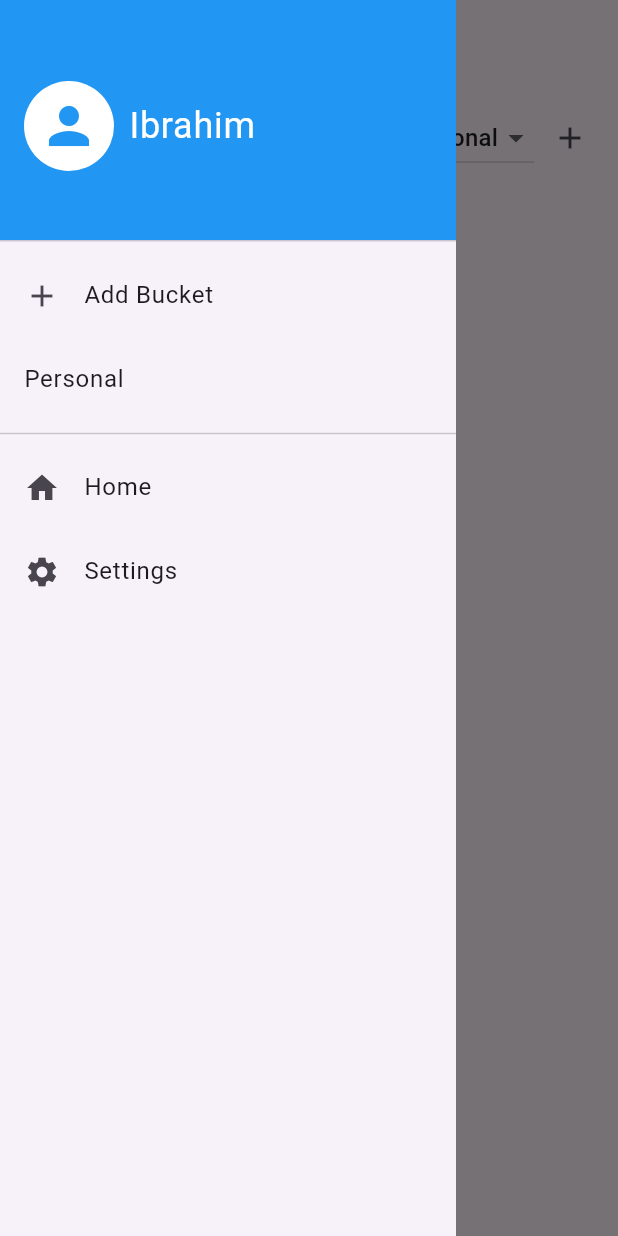
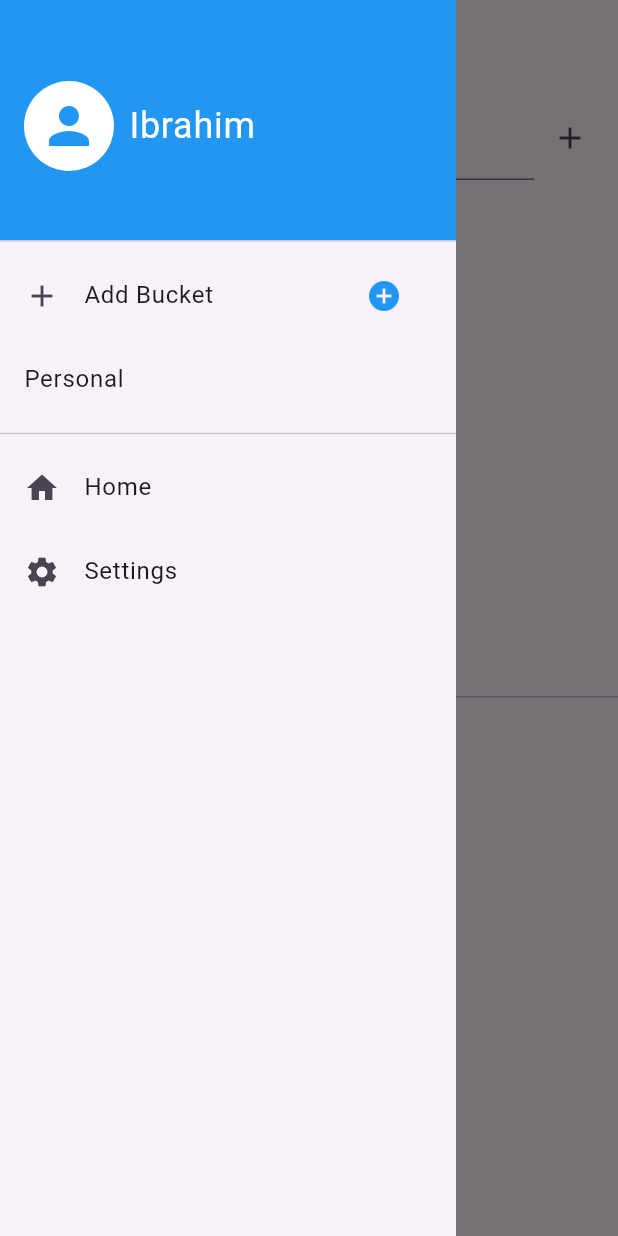
Before and after one commit to Chentiwuni/todo, a Flutter app: the screen it shows after launch, with the side drawer open, on a phone screen of 412 x 824 dp. Run offline on Flutter 3.47's test engine with Material 3 defaults, Android fonts, the phone set to English and light mode, and no system bars; our stand-ins replace hive, hive_flutter; accounts and stored records are empty.

Commit message:
added reordering, moved category management to side drawer.

```diff
--- a/lib/screens/home_screen.dart
+++ b/lib/screens/home_screen.dart
@@ -38,51 +38,6 @@ class _HomeScreenState extends State<HomeScreen> {
   void _deleteTask(int index) {
     _taskBox.deleteAt(index);
     setState(() {});
-  }
-
-  void _showAddCategoryDialog(BuildContext buildContext) {
-    TextEditingController categoryController = TextEditingController();
-    showDialog(
-      context: context,
-      builder: (context) {
-        return AlertDialog(
-          title: const Text("Add New Category"),
-          content: TextField(
-            controller: categoryController,
-            decoration: const InputDecoration(hintText: "Enter category name"),
-          ),
-          actions: [
-            TextButton(
-              onPressed: () => Navigator.pop(context),
-              child: const Text("Cancel"),
-            ),
-            TextButton(
-              onPressed: () {
-                String newCategory = categoryController.text.trim();
-                if (newCategory.isNotEmpty && !_categoryBox.values.contains(newCategory)) {
-                  _categoryBox.add(newCategory);
-                  setState(() {});
-                }
-                Navigator.pop(context);
-              },
-              child: const Text("Add"),
-            ),
-          ],
-        );
-      },
-    );
-  }
-
-  void _deleteCategory(String category) {
-    if (category != 'Personal') {
-      var index = _categoryBox.values.toList().indexOf(category);
-      if (index != -1) {
-        _categoryBox.deleteAt(index);
-        setState(() {
-          if (_selectedCategory == category) _selectedCategory = 'Personal';
-        });
-      }
-    }
   }
 
   void _showTaskNoteEditor(int index) {
@@ -138,11 +93,41 @@ class _HomeScreenState extends State<HomeScreen> {
   );
 }
 
+  List<Task> _getFilteredTasks() {
+    List<Task> tasks = _taskBox.values.where((task) => task.category == _selectedCategory).toList();
+
+    List<Task> uncompletedTasks = tasks.where((task) => !task.isCompleted).toList();
+    List<Task> completedTasks = tasks.where((task) => task.isCompleted).toList();
+
+    return [...uncompletedTasks, ...completedTasks]; // Uncompleted first, completed last
+  }
+
+  void _reorderTasks(int oldIndex, int newIndex) {
+    List<Task> tasks = _getFilteredTasks();
+
+    // Ignore completed tasks, only reorder uncompleted ones
+    int uncompletedCount = tasks.where((task) => !task.isCompleted).length;
+    if (oldIndex >= uncompletedCount || newIndex >= uncompletedCount) return;
+
+    Task movedTask = tasks.removeAt(oldIndex);
+    tasks.insert(newIndex, movedTask);
+
+    // Save reordered tasks back to Hive
+    for (int i = 0; i < tasks.length; i++) {
+      _taskBox.putAt(i, tasks[i]);
+    }
+
+    setState(() {});
+  }
+
 
   @override
   Widget build(BuildContext context) {
     return Scaffold(
-      appBar: AppBar(title: const Text("To-Do List")),
+      appBar: AppBar(title: Center(child: Text(" $_selectedCategory", style: const TextStyle(
+        color: Colors.blue, fontWeight: FontWeight.bold,
+      ),
+      ),),),
       drawer: Drawer(
         shape: const RoundedRectangleBorder(
           borderRadius: BorderRadius.zero,
@@ -166,10 +151,42 @@ class _HomeScreenState extends State<HomeScreen> {
             ),
             ListTile(
               leading: const Icon(Icons.add),
-              title: const Text('Add Bucket'),
-              onTap: () {
-                _showAddCategoryDialog(context);
+              title: const Text("Add Bucket"),
+              trailing: IconButton(
+                icon: const Icon(Icons.add_circle, color: Colors.blue),
+                onPressed: () {
+                  TextEditingController categoryController = TextEditingController();
+                  showDialog(
+                    context: context,
+                    builder: (context) {
+                      return AlertDialog(
+                        title: const Text("Add New Category"),
+                        content: TextField(
+                          controller: categoryController,
+                          decoration: const InputDecoration(hintText: "Enter category name"),
+                        ),
+                        actions: [
+                          TextButton(
+                            onPressed: () => Navigator.pop(context),
+                            child: const Text("Cancel"),
+                          ),
+                          TextButton(
+                            onPressed: () {
+                              String newCategory = categoryController.text.trim();
+                              if (newCategory.isNotEmpty && !_categoryBox.values.contains(newCategory)) {
+                                _categoryBox.add(newCategory);
+                                setState(() {});
+                              }
+                              Navigator.pop(context);
                             },
+                            child: const Text("Add"),
+                          ),
+                        ],
+                      );
+                    },
+                  );
+                },
+              ),
             ),
             ValueListenableBuilder(
               valueListenable: _categoryBox.listenable(),
@@ -182,8 +199,25 @@ class _HomeScreenState extends State<HomeScreen> {
                           ? null
                           : IconButton(
                               icon: const Icon(Icons.delete, color: Colors.red),
-                              onPressed: () => _deleteCategory(category),
+                              onPressed: () {
+                                if (_selectedCategory == category) {
+                                  setState(() {
+                                    _selectedCategory = 'Personal';
+                                  });
+                                }
+                                int index = box.values.toList().indexOf(category);
+                                if (index != -1) {
+                                  box.deleteAt(index);
+                                  setState(() {});
+                                }
+                              },
                             ),
+                      onTap: () {
+                        setState(() {
+                          _selectedCategory = category;
+                        });
+                        Navigator.pop(context);
+                      },
                     );
                   }).toList(),
                 );
@@ -203,7 +237,14 @@ class _HomeScreenState extends State<HomeScreen> {
           ],
         ),
       ),
-      body: Column(
+      body: ValueListenableBuilder(
+        valueListenable: _taskBox.listenable(),
+        builder: (context, Box<Task> box, _) {
+          final tasks = _getFilteredTasks();
+          final uncompletedTasks = tasks.where((task) => !task.isCompleted).toList();
+          final completedTasks = tasks.where((task) => task.isCompleted).toList();
+
+          return Column(
             children: [
               Padding(
                 padding: const EdgeInsets.all(8.0),
@@ -215,25 +256,6 @@ class _HomeScreenState extends State<HomeScreen> {
                         decoration: const InputDecoration(labelText: "New Task"),
                       ),
                     ),
-                ValueListenableBuilder(
-                  valueListenable: _categoryBox.listenable(),
-                  builder: (context, Box<String> box, _) {
-                    return DropdownButton<String>(
-                      value: _selectedCategory,
-                      onChanged: (String? newValue) {
-                        setState(() {
-                          _selectedCategory = newValue!;
-                        });
-                      },
-                      items: box.values.map((String category) {
-                        return DropdownMenuItem<String>(
-                          value: category,
-                          child: Text(category),
-                        );
-                      }).toList(),
-                    );
-                  },
-                ),
                     IconButton(
                       icon: const Icon(Icons.add),
                       onPressed: _addTask,
@@ -242,48 +264,63 @@ class _HomeScreenState extends State<HomeScreen> {
                 ),
               ),
               Expanded(
-            child: ValueListenableBuilder(
-              valueListenable: _taskBox.listenable(),
-              builder: (context, Box<Task> box, _) {
-                return ListView.builder(
-                  itemCount: box.length,
+                child: Column(
+                  children: [
+                    Expanded(
+                      child: ReorderableListView.builder(
+                        onReorder: _reorderTasks,
+                        itemCount: uncompletedTasks.length,
                         itemBuilder: (context, index) {
-                    final task = box.getAt(index);
-                    if (task == null) return SizedBox.shrink();
+                          final task = uncompletedTasks[index];
+
                           return Card(
+                            key: ValueKey(task.title),
                             child: ListTile(
-                        title: Text(
-                          task.title,
-                          style: TextStyle(
-                            decoration: task.isCompleted ? TextDecoration.lineThrough : null,
-                          ),
-                        ),
-                        subtitle: Text("Category: ${task.category}"),
+                              title: Text(task.title),
                               leading: Checkbox(
                                 value: task.isCompleted,
-                          onChanged: (_) => _toggleTaskCompletion(index),
+                                onChanged: (_) => _toggleTaskCompletion(_taskBox.values.toList().indexOf(task)),
                               ),
                               trailing: Row(
                                 mainAxisSize: MainAxisSize.min,
                                 children: [
                                   if (task.note != null && task.note!.isNotEmpty)
-                              const Icon(Icons.note, color: Colors.blue), // Note icon
+                                    const Icon(Icons.note, color: Colors.blue),
                                   IconButton(
                                     icon: const Icon(Icons.delete, color: Colors.red),
-                              onPressed: () => _deleteTask(index),
+                                    onPressed: () => _deleteTask(_taskBox.values.toList().indexOf(task)),
                                   ),
                                 ],
                               ),
-                        onTap: () => _showTaskNoteEditor(index),
+                              onTap: () => _showTaskNoteEditor(_taskBox.values.toList().indexOf(task)),
                             ),
                           );
                         },
+                      ),
+                    ),
+                    const Divider(),
+                    const Text("Completed Tasks", style: TextStyle(fontSize: 16, fontWeight: FontWeight.bold)),
+                    Expanded(
+                      child: ListView.builder(
+                        itemCount: completedTasks.length,
+                        itemBuilder: (context, index) {
+                          final task = completedTasks[index];
+
+                          return Card(
+                            child: ListTile(
+                              title: Text(task.title, style: const TextStyle(decoration: TextDecoration.lineThrough)),
+                            ),
                           );
                         },
                       ),
                     ),
                   ],
                 ),
+              ),
+            ],
+          );
+        },
+      ),
     );
   }
 }
```
Lines whose indentation alone changed are shown as unchanged.
